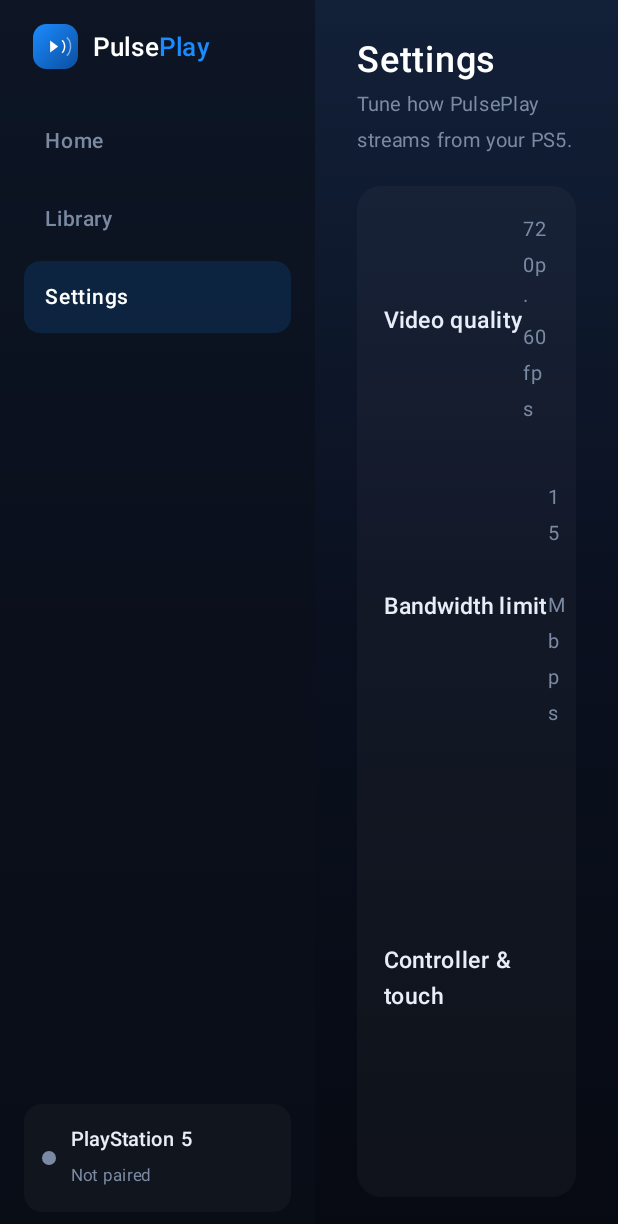
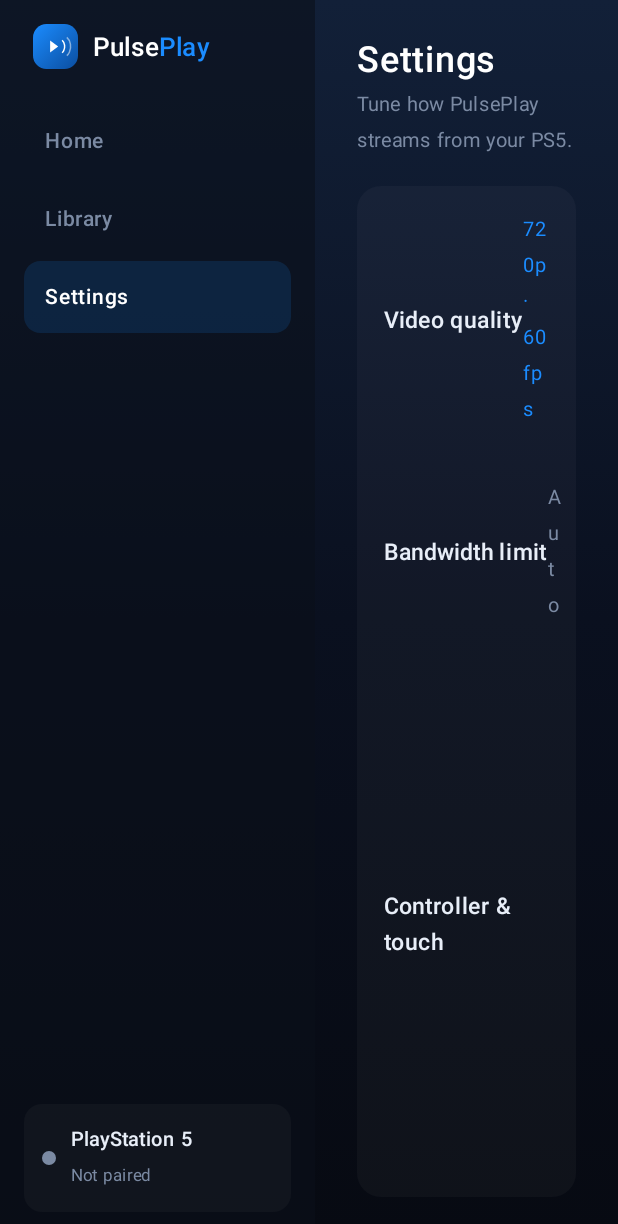
Before and after one commit to jxswl606/pulseplay, an Android app built with Jetpack Compose: the screen it shows after launch (MainActivity), after a tap on "Settings", on a phone screen of 412 x 824 dp. Shown: the top 1224 px of the screen. Run offline under Robolectric (Android 15) with nearby library versions, the phone set to English and light mode, and no system bars; 2 other taps on this screen came first.

Commit message:
v11 improvements: quality settings wired, keep-awake+landscape, live pad hide, auto-discover
- Stream quality presets (Data saver / Balanced / Performance) persisted and
  applied to the chiaki video profile; Settings "Video quality" row cycles them.
- Stream keeps the screen on and locks to landscape, restoring on exit.
- On-screen pad now hides live (Compose state) when a physical controller is used.
- Best-effort LAN discovery: "Find my PS5 automatically" fills the IP on pairing.

Deferred (need native/helper/Rust work): wake-from-rest, mic, DualSense haptics,
cover art, multiple consoles, encrypted storage, internet play.

Co-Authored-By: Claude Opus 4.8 <noreply@anthropic.com>
Claude-Session: https://claude.ai/code/session_01JdXDgYPbNNtiuvndbT51Ay

```diff
--- a/app/src/main/java/dev/pulseplay/MainActivity.kt
+++ b/app/src/main/java/dev/pulseplay/MainActivity.kt
@@ -73,8 +73,11 @@ import dev.pulseplay.net.HelperClient
 import dev.pulseplay.net.HelperError
 import dev.pulseplay.stream.ActiveStream
 import dev.pulseplay.stream.ConsoleStore
+import dev.pulseplay.stream.Discovery
 import dev.pulseplay.stream.GamepadOverlay
+import dev.pulseplay.stream.QualityPreset
 import dev.pulseplay.stream.Registration
+import dev.pulseplay.stream.StreamPrefs
 import dev.pulseplay.stream.StreamSession
 import kotlinx.coroutines.Dispatchers
 import kotlinx.coroutines.delay
@@ -105,6 +108,7 @@ class MainActivity : ComponentActivity() {
     override fun onCreate(savedInstanceState: Bundle?) {
         super.onCreate(savedInstanceState)
         ConsoleStore.init(this)
+        StreamPrefs.init(this)
         enableEdgeToEdge()
         setContent {
             MaterialTheme(colorScheme = Colors) {
@@ -298,12 +302,16 @@ private fun LibraryContent() {
 
 @Composable
 private fun SettingsContent() {
+    var quality by remember { mutableStateOf(StreamPrefs.quality) }
     Column(Modifier.fillMaxSize()) {
         Text("Settings", color = Color.White, fontSize = 24.sp, fontWeight = FontWeight.SemiBold)
         Text("Tune how PulsePlay streams from your PS5.", color = Muted, fontSize = 13.sp, modifier = Modifier.padding(top = 4.dp, bottom = 18.dp))
         Column(Modifier.fillMaxWidth().clip(RoundedCornerShape(16.dp)).background(Color.White.copy(alpha = 0.03f))) {
-            SettingRow("Video quality", "720p · 60fps")
-            SettingRow("Bandwidth limit", "15 Mbps")
+            SettingRow("Video quality", quality.summary, onClick = {
+                quality = QualityPreset.values()[(quality.ordinal + 1) % QualityPreset.values().size]
+                StreamPrefs.set(quality)
+            })
+            SettingRow("Bandwidth limit", "Auto")
             SettingRow("Controller & touch", "On-screen + physical")
             SettingRow("Audio & mic", "On")
             SettingRow("Play away from home", "Off")
@@ -314,11 +322,13 @@ private fun SettingsContent() {
 }
 
 @Composable
-private fun SettingRow(label: String, value: String) {
-    Row(Modifier.fillMaxWidth().padding(horizontal = 18.dp, vertical = 17.dp), verticalAlignment = Alignment.CenterVertically) {
+private fun SettingRow(label: String, value: String, onClick: (() -> Unit)? = null) {
+    val base = Modifier.fillMaxWidth()
+    val m = if (onClick != null) base.clickable(onClick = onClick) else base
+    Row(m.padding(horizontal = 18.dp, vertical = 17.dp), verticalAlignment = Alignment.CenterVertically) {
         Text(label, color = OnDark, fontSize = 15.sp, fontWeight = FontWeight.Medium)
         Spacer(Modifier.weight(1f))
-        Text(value, color = Muted, fontSize = 13.sp)
+        Text(value, color = if (onClick != null) Accent else Muted, fontSize = 13.sp)
     }
 }
 
@@ -339,6 +349,15 @@ private fun PairScreen(onBack: () -> Unit) {
             singleLine = true, keyboardOptions = KeyboardOptions(keyboardType = KeyboardType.Number), modifier = Modifier.fillMaxWidth())
         OutlinedTextField(value = code, onValueChange = { if (it.text.length <= 6) code = it }, label = { Text("6-digit code") },
             singleLine = true, keyboardOptions = KeyboardOptions(keyboardType = KeyboardType.Number), modifier = Modifier.fillMaxWidth().padding(top = 12.dp))
+        TextButton(enabled = !busy, onClick = {
+            busy = true; ok = false; status = "Searching for your PS5…"
+            scope.launch {
+                val found = Discovery.findPs5()
+                if (found != null) { ip = TextFieldValue(found); status = "Found $found" }
+                else status = "No PS5 found automatically — enter the IP above."
+                busy = false
+            }
+        }, modifier = Modifier.padding(top = 4.dp)) { Text("Find my PS5 automatically", color = Accent, fontSize = 13.sp) }
         Button(enabled = !busy, onClick = {
             status = ""; busy = true
             scope.launch {
@@ -364,12 +383,21 @@ private fun PairScreen(onBack: () -> Unit) {
 private fun StreamScreen(onExit: () -> Unit) {
     val console = ConsoleStore.console
     if (console == null) { onExit(); return }
+    val activity = androidx.compose.ui.platform.LocalContext.current as? android.app.Activity
     var status by remember { mutableStateOf("Starting…") }
     val session = remember { StreamSession(console, { status = it }, { status = it }) }
     DisposableEffect(Unit) {
+        // Keep the screen awake and lock to landscape while streaming.
+        activity?.window?.addFlags(android.view.WindowManager.LayoutParams.FLAG_KEEP_SCREEN_ON)
+        val prevOrientation = activity?.requestedOrientation
+        activity?.requestedOrientation = android.content.pm.ActivityInfo.SCREEN_ORIENTATION_SENSOR_LANDSCAPE
         ActiveStream.session = session
         session.start()
-        onDispose { session.stop(); ActiveStream.clear() }
+        onDispose {
+            session.stop(); ActiveStream.clear()
+            activity?.window?.clearFlags(android.view.WindowManager.LayoutParams.FLAG_KEEP_SCREEN_ON)
+            prevOrientation?.let { activity.requestedOrientation = it }
+        }
     }
     Box(Modifier.fillMaxSize().background(Color.Black)) {
         AndroidView(factory = { ctx ->
@@ -382,8 +410,8 @@ private fun StreamScreen(onExit: () -> Unit) {
             }
         }, modifier = Modifier.fillMaxSize())
 
-        // On-screen controls, hidden once a physical controller is in use.
-        if (!ActiveStream.hasGamepad) GamepadOverlay()
+        // On-screen controls, hidden live once a physical controller is in use.
+        if (!ActiveStream.hasGamepadState.value) GamepadOverlay()
 
         Text(status, color = Color.White, fontSize = 13.sp, modifier = Modifier.align(Alignment.TopStart).padding(16.dp))
         Button(onClick = onExit, colors = ButtonDefaults.buttonColors(containerColor = Color(0x66000000)),
--- a/app/src/main/java/dev/pulseplay/stream/Input.kt
+++ b/app/src/main/java/dev/pulseplay/stream/Input.kt
@@ -12,7 +12,11 @@ import com.metallic.chiaki.lib.ControllerState
 
 object ActiveStream {
     @Volatile var session: StreamSession? = null
-    @Volatile var hasGamepad: Boolean = false
+    // Compose-observable so the on-screen pad hides live when a controller connects.
+    val hasGamepadState = androidx.compose.runtime.mutableStateOf(false)
+    var hasGamepad: Boolean
+        get() = hasGamepadState.value
+        set(v) { hasGamepadState.value = v }
     val state = ControllerState()
 
     private fun push() { session?.setControllerState(state) }
--- /dev/null
+++ b/app/src/main/java/dev/pulseplay/stream/Prefs.kt
@@ -0,0 +1,38 @@
+/*
+ * PulsePlay — AGPL-3.0-only. Stream quality presets, persisted.
+ */
+package dev.pulseplay.stream
+
+import android.content.Context
+import com.metallic.chiaki.lib.Codec
+import com.metallic.chiaki.lib.VideoFPSPreset
+import com.metallic.chiaki.lib.VideoResolutionPreset
+
+enum class QualityPreset(
+    val label: String,
+    val res: VideoResolutionPreset,
+    val fps: VideoFPSPreset,
+    val codec: Codec,
+    val summary: String,
+) {
+    DATA_SAVER("Data saver", VideoResolutionPreset.RES_540P, VideoFPSPreset.FPS_30, Codec.CODEC_H264, "540p · 30fps"),
+    BALANCED("Balanced", VideoResolutionPreset.RES_720P, VideoFPSPreset.FPS_60, Codec.CODEC_H265, "720p · 60fps"),
+    PERFORMANCE("Performance", VideoResolutionPreset.RES_1080P, VideoFPSPreset.FPS_60, Codec.CODEC_H265, "1080p · 60fps"),
+}
+
+object StreamPrefs {
+    @Volatile var quality: QualityPreset = QualityPreset.BALANCED
+    private var prefs: android.content.SharedPreferences? = null
+
+    fun init(context: Context) {
+        val p = context.applicationContext.getSharedPreferences("pulseplay", Context.MODE_PRIVATE)
+        prefs = p
+        quality = runCatching { QualityPreset.valueOf(p.getString("quality", null) ?: "BALANCED") }
+            .getOrDefault(QualityPreset.BALANCED)
+    }
+
+    fun set(q: QualityPreset) {
+        quality = q
+        prefs?.edit()?.putString("quality", q.name)?.apply()
+    }
+}
--- a/app/src/main/java/dev/pulseplay/stream/StreamSession.kt
+++ b/app/src/main/java/dev/pulseplay/stream/StreamSession.kt
@@ -51,9 +51,8 @@ class StreamSession(
                     }
                 }
 
-                val profile = ConnectVideoProfile.preset(
-                    VideoResolutionPreset.RES_720P, VideoFPSPreset.FPS_60, Codec.CODEC_H265,
-                )
+                val q = StreamPrefs.quality
+                val profile = ConnectVideoProfile.preset(q.res, q.fps, q.codec)
                 val info = ConnectInfo(console.ps5, console.host, console.registKey, console.morning, profile)
                 val s = Session(info, null, false)
                 s.eventCallback = { ev ->
```
Also changed, not shown: app/src/main/java/dev/pulseplay/stream/Discovery.kt (added, +32 -0 lines).
